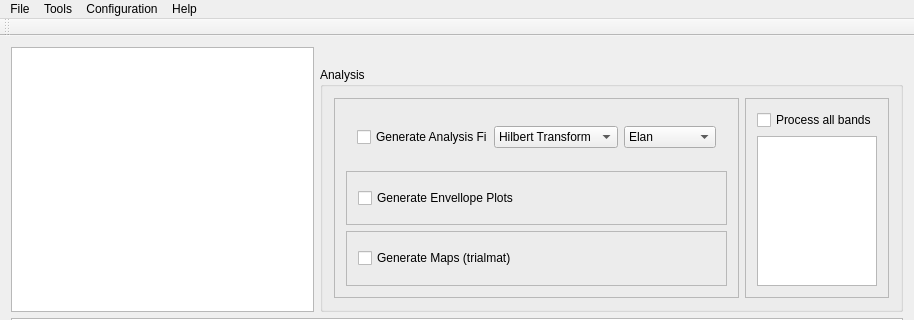
Before: the Qt Designer form Localizer/localizer.ui in CRNL-Eduwell/Localizer, drawn with Qt 5; both pictures show x 0 to 914 and y 0 to 320 of the 914 by 503 pixel window.
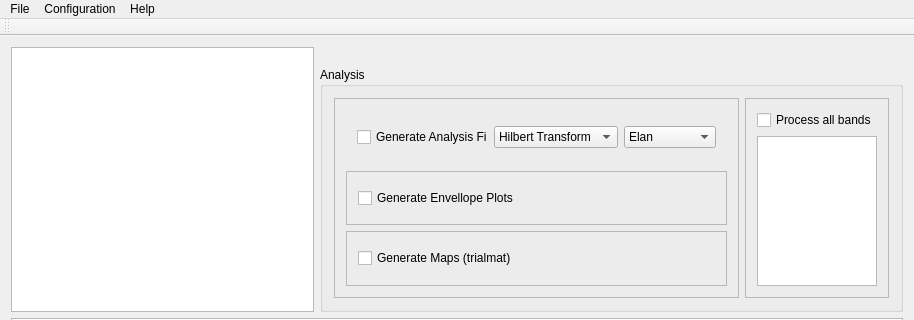
After: the same form once the commit is applied. Custom widgets are drawn as their Qt base class.

What changed in the file:
```diff
--- a/Localizer/localizer.ui
+++ b/Localizer/localizer.ui
@@ -320,14 +320,7 @@
      <string>File</string>
     </property>
     <addaction name="actionLoadPatientFolder"/>
-    <addaction name="actionLoadSingleFiles"/>
-   </widget>
-   <widget class="QMenu" name="menuTools">
-    <property name="title">
-     <string>Tools</string>
-    </property>
-    <addaction name="actionTRSecator"/>
-    <addaction name="actionConcatenator"/>
+    <addaction name="actionLoadSpecificFolder"/>
    </widget>
    <widget class="QMenu" name="menuConfiguration">
     <property name="title">
@@ -345,7 +338,6 @@
     <addaction name="actionAbout"/>
    </widget>
    <addaction name="menuFiles"/>
-   <addaction name="menuTools"/>
    <addaction name="menuConfiguration"/>
    <addaction name="menuHelp"/>
   </widget>
```
Left out of the diff: 4 changed lines with no effect on the pictures.
